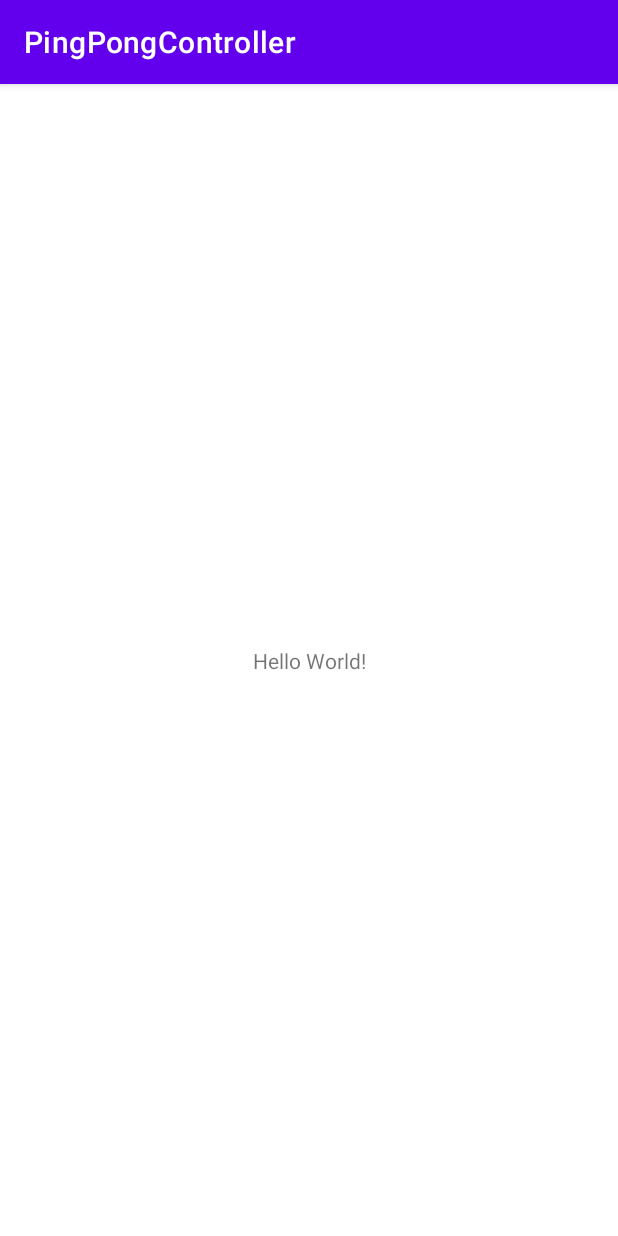
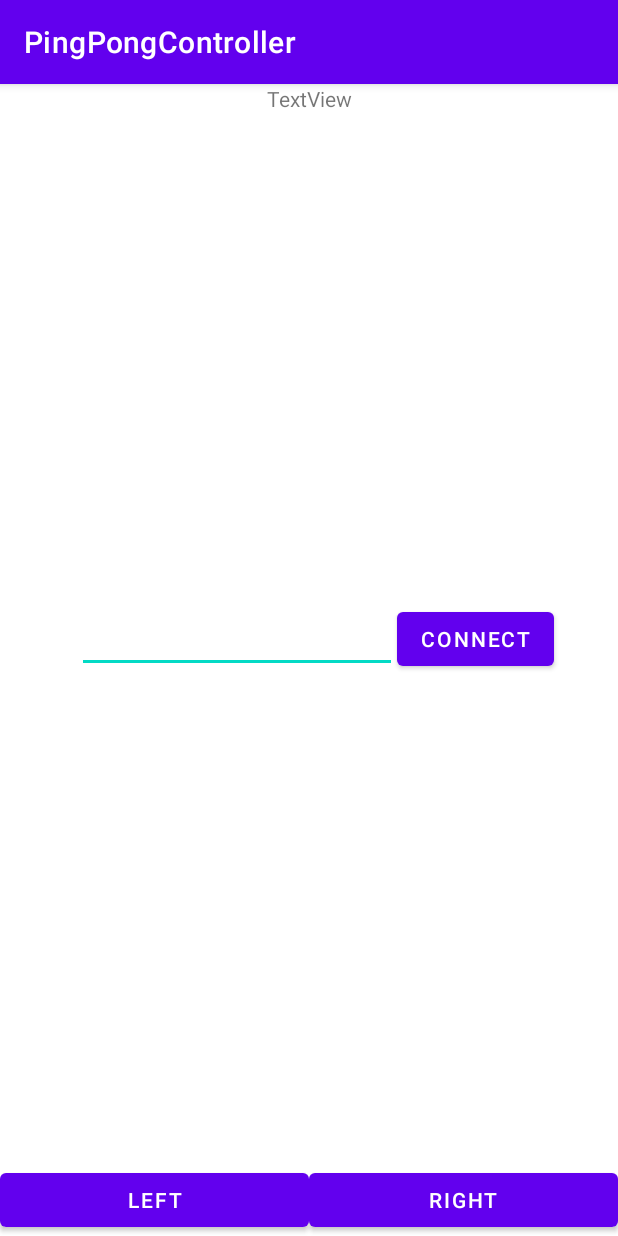
Before and after one commit to Lambada9992/PingPong, an Android app: the screen it shows after launch (MainActivity), on a phone screen of 412 x 824 dp. Run offline under Robolectric (Android 15) with nearby library versions, the phone set to English and light mode, and no system bars.

Commit message:
Network Connection and basic layout

```diff
--- a/PingPong_Android_Controller/app/src/main/AndroidManifest.xml
+++ b/PingPong_Android_Controller/app/src/main/AndroidManifest.xml
@@ -1,6 +1,9 @@
 <?xml version="1.0" encoding="utf-8"?>
 <manifest xmlns:android="http://schemas.android.com/apk/res/android"
     package="com.example.pingpongcontroller">
+
+    <uses-permission android:name="android.permission.INTERNET" />
+    <uses-permission android:name="android.permission.ACCESS_NETWORK_STATE" />
 
     <application
         android:allowBackup="true"
--- a/PingPong_Android_Controller/app/src/main/java/com/example/pingpongcontroller/MainActivity.kt
+++ b/PingPong_Android_Controller/app/src/main/java/com/example/pingpongcontroller/MainActivity.kt
@@ -1,11 +1,58 @@
 package com.example.pingpongcontroller
 
+import android.annotation.SuppressLint
 import androidx.appcompat.app.AppCompatActivity
 import android.os.Bundle
+import android.view.MotionEvent
+import android.view.View
+import android.widget.Button
+import android.widget.EditText
 
 class MainActivity : AppCompatActivity() {
+    private val pingPongController: PingPongController = PingPongController()
+
+    lateinit var bLeft: Button
+    lateinit var bRight: Button
+    lateinit var etIp: EditText
+    private lateinit var bConnection: Button
+
+    @SuppressLint("ClickableViewAccessibility")
     override fun onCreate(savedInstanceState: Bundle?) {
         super.onCreate(savedInstanceState)
         setContentView(R.layout.activity_main)
+
+        bLeft = findViewById(R.id.bLeft)
+        bRight = findViewById(R.id.bRight)
+        etIp = findViewById(R.id.etIpAddress)
+        bConnection = findViewById(R.id.bConnection)
+
+        bLeft.setOnTouchListener(leftOnTouch)
+        bLeft.setOnTouchListener(rightOnTouch)
+        bConnection.setOnClickListener(connectOnClick)
     }
+
+    @SuppressLint("ClickableViewAccessibility")
+    val leftOnTouch: View.OnTouchListener = View.OnTouchListener { _, event ->
+        if(event.action == MotionEvent.ACTION_DOWN) {
+            // TODO
+        } else if (event.action == MotionEvent.ACTION_UP) {
+            //TODO
+        }
+        true
+    }
+
+    @SuppressLint("ClickableViewAccessibility")
+    val rightOnTouch: View.OnTouchListener = View.OnTouchListener { _, event ->
+        if(event.action == MotionEvent.ACTION_DOWN) {
+            //TODO
+        } else if (event.action == MotionEvent.ACTION_UP) {
+            //TODO
+        }
+        true
+    }
+
+    private val connectOnClick: View.OnClickListener = View.OnClickListener {
+        pingPongController.connect("192.168.0.29",1234)
+    }
+
 }
--- a/PingPong_Android_Controller/app/src/main/res/layout/activity_main.xml
+++ b/PingPong_Android_Controller/app/src/main/res/layout/activity_main.xml
@@ -1,5 +1,6 @@
 <?xml version="1.0" encoding="utf-8"?>
-<androidx.constraintlayout.widget.ConstraintLayout xmlns:android="http://schemas.android.com/apk/res/android"
+<androidx.constraintlayout.widget.ConstraintLayout
+    xmlns:android="http://schemas.android.com/apk/res/android"
     xmlns:app="http://schemas.android.com/apk/res-auto"
     xmlns:tools="http://schemas.android.com/tools"
     android:layout_width="match_parent"
@@ -7,12 +8,53 @@
     tools:context=".MainActivity">
 
     <TextView
+        android:id="@+id/textView"
         android:layout_width="wrap_content"
         android:layout_height="wrap_content"
-        android:text="Hello World!"
-        app:layout_constraintBottom_toBottomOf="parent"
-        app:layout_constraintLeft_toLeftOf="parent"
-        app:layout_constraintRight_toRightOf="parent"
+        android:text="TextView"
+        app:layout_constraintEnd_toEndOf="parent"
+        app:layout_constraintStart_toStartOf="parent"
         app:layout_constraintTop_toTopOf="parent" />
 
+    <Button
+        android:id="@+id/bLeft"
+        android:layout_width="0dp"
+        android:layout_height="wrap_content"
+        android:text="Left"
+        app:layout_constraintBottom_toBottomOf="parent"
+        app:layout_constraintEnd_toStartOf="@+id/bRight"
+        app:layout_constraintStart_toStartOf="parent" />
+
+    <Button
+        android:id="@+id/bRight"
+        android:layout_width="0dp"
+        android:layout_height="wrap_content"
+        android:text="Right"
+        app:layout_constraintBottom_toBottomOf="parent"
+        app:layout_constraintStart_toEndOf="@+id/bLeft"
+        app:layout_constraintEnd_toEndOf="parent" />
+
+    <EditText
+        android:id="@+id/etIpAddress"
+        android:layout_width="wrap_content"
+        android:layout_height="wrap_content"
+        android:digits="0123456789."
+        android:ems="10"
+        android:inputType="numberDecimal"
+        app:layout_constraintBottom_toTopOf="@+id/bLeft"
+        app:layout_constraintEnd_toEndOf="parent"
+        app:layout_constraintHorizontal_bias="0.258"
+        app:layout_constraintStart_toStartOf="parent"
+        app:layout_constraintTop_toBottomOf="@+id/textView" />
+
+    <Button
+        android:id="@+id/bConnection"
+        android:layout_width="wrap_content"
+        android:layout_height="wrap_content"
+        android:text="Connect"
+        app:layout_constraintBottom_toBottomOf="@+id/etIpAddress"
+        app:layout_constraintStart_toEndOf="@+id/etIpAddress"
+        app:layout_constraintTop_toTopOf="@+id/etIpAddress" />
+
+
 </androidx.constraintlayout.widget.ConstraintLayout>
```
Also changed, not shown: PingPong_Android_Controller/app/src/main/java/com/example/pingpongcontroller/ConnectionHandler.java (added, +119 -0 lines), PingPong_Android_Controller/app/src/main/java/com/example/pingpongcontroller/PingPongController.kt (added, +49 -0 lines).
